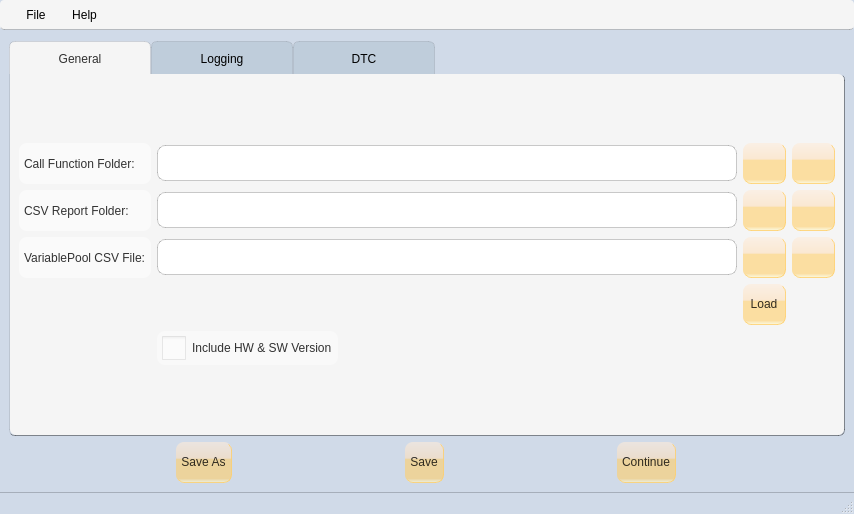
Above: xmlconfig.ui from vulevu121/AutomationGUI before the change. Below: the same form after it.
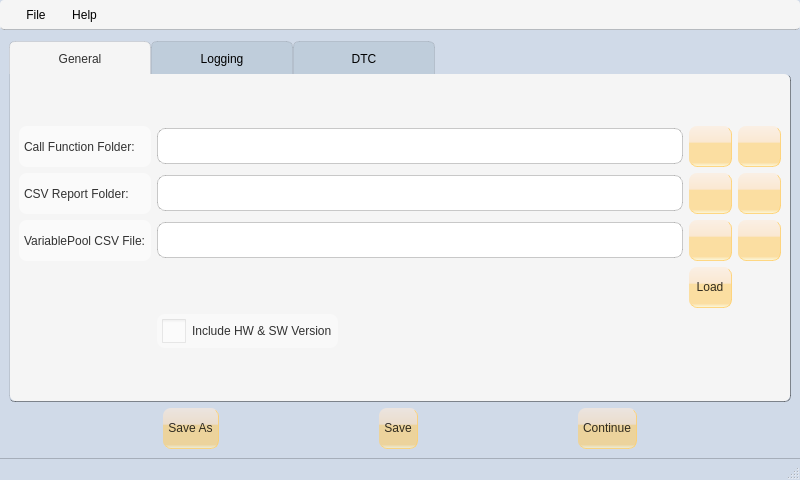
That is the form after the change. The open tabs and pages were chosen to show the change. Icons and pictures are not drawn.

The edit to the form file:
```diff
--- a/xmlconfig.ui
+++ b/xmlconfig.ui
@@ -9,8 +9,8 @@
    <rect>
     <x>0</x>
     <y>0</y>
-    <width>854</width>
-    <height>514</height>
+    <width>800</width>
+    <height>480</height>
    </rect>
   </property>
   <property name="sizePolicy">
@@ -674,7 +674,7 @@
     <rect>
      <x>0</x>
      <y>0</y>
-     <width>854</width>
+     <width>800</width>
      <height>40</height>
     </rect>
    </property>
```
Left out of the diff: 2 changed lines with no effect on the pictures.
